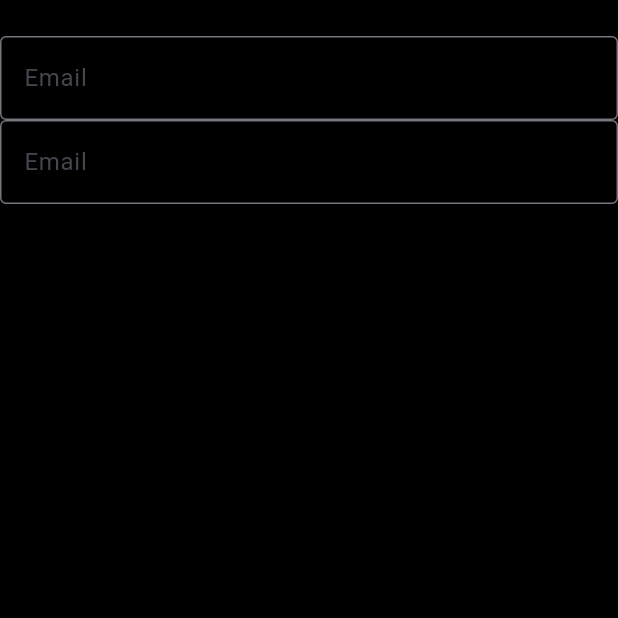
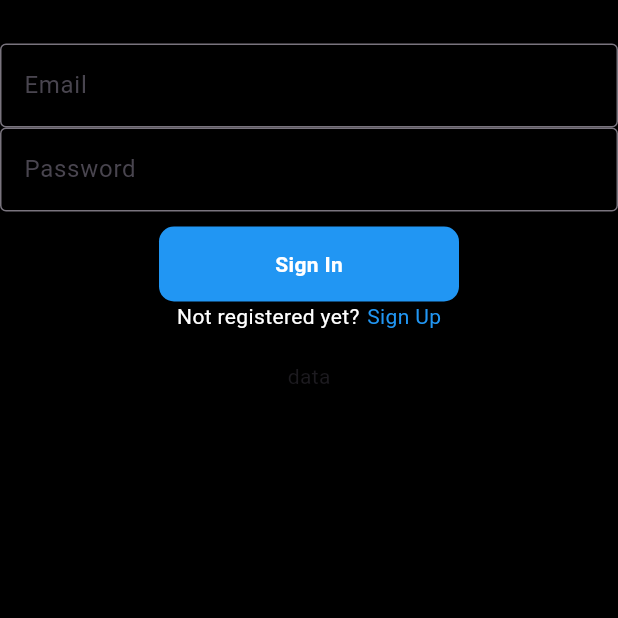
Before and after one commit to Kwode/smapp, a Flutter app: the screen it shows after launch, after a tap on "Sign In", on a phone screen of 412 x 824 dp, the top half of it. Run offline on Flutter 3.47's test engine with Material 3 defaults, Android fonts, the phone set to English and light mode, and no system bars; our stand-ins replace google_fonts.

Commit message:
finished the login page

```diff
--- a/lib/pages/login_page.dart
+++ b/lib/pages/login_page.dart
@@ -14,7 +14,11 @@ class LoginPage extends StatelessWidget {
             Icon(
               Icons.person_2,
             ),
+
+            SizedBox(height: 5,),
+
             //textfields
+            //email
             TextField(
               decoration: InputDecoration(
                 hintText: "Email",
@@ -22,16 +26,72 @@ class LoginPage extends StatelessWidget {
               ),
             ),
 
+            //password
             TextField(
               obscureText: true,
               decoration: InputDecoration(
-                hintText: "Email",
+                hintText: "Password",
                 border: OutlineInputBorder(),
               ),
             ),
+
+            SizedBox(height: 10,),
+
             //sign in button
+            GestureDetector(
+              onTap: (){},
+              child: Container(
+                height: 50,
+                width: 200,
+                decoration: BoxDecoration(
+                  color: Colors.blue[500],
+                  borderRadius: BorderRadius.circular(10),
+                ),
+                child: Center(
+                  child: Text(
+                    "Sign In",
+                    style: TextStyle(
+                      color: Colors.white,
+                      fontWeight: FontWeight.bold,
+                    ),
+                  ),
+                ),
+              ),
+            ),
+
+
             //Don't have an account?
+            Row(
+                mainAxisAlignment: MainAxisAlignment.center,
+                children: [
+                  Text(
+                    "Not registered yet?",
+                    style: TextStyle(
+                      color: Colors.white,
+                    ),
+                  ),
+
+                  SizedBox(width: 5,),
+
+                  //sign in text
+                  GestureDetector(
+                    onTap: (){},
+                    child: Text(
+                      "Sign Up",
+                      style: TextStyle(
+                        color: Colors.blue[500],
+                      ),
+                    ),
+                  ),
+                ],
+            ),
+
+            SizedBox(height: 20,),
+
             //sign in with google
+            Container(
+              child: Text("data")
+            )
           ],
         ),
       ),
--- a/lib/pages/welcome_page.dart
+++ b/lib/pages/welcome_page.dart
@@ -44,6 +44,7 @@ class WelcomePage extends StatelessWidget {
 
                 SizedBox(height: 60,),
 
+                //get started button
                 GestureDetector(
                   onTap: navToSignUp,
                   child: Container(
```
Also changed, not shown: lib/images/google.jpg (renamed from lib/images/cbbd909c-82c2-4082-9390-7261d617db5d.jpg).
